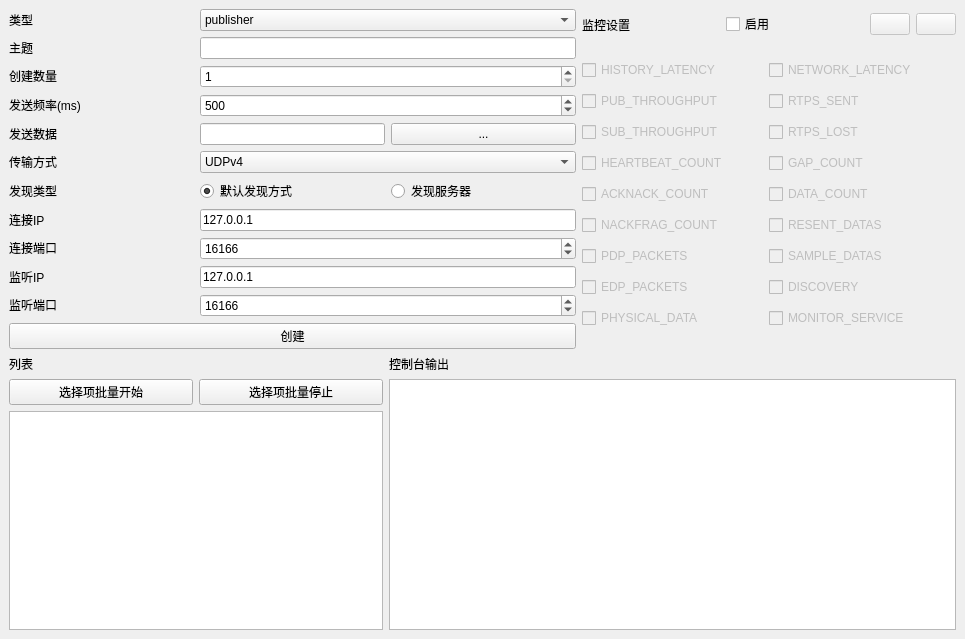
Before: the Qt Designer form Easy-DDS-Test/EDTest/easyddstest.ui in npr-martin/easydds, drawn with Qt 5.
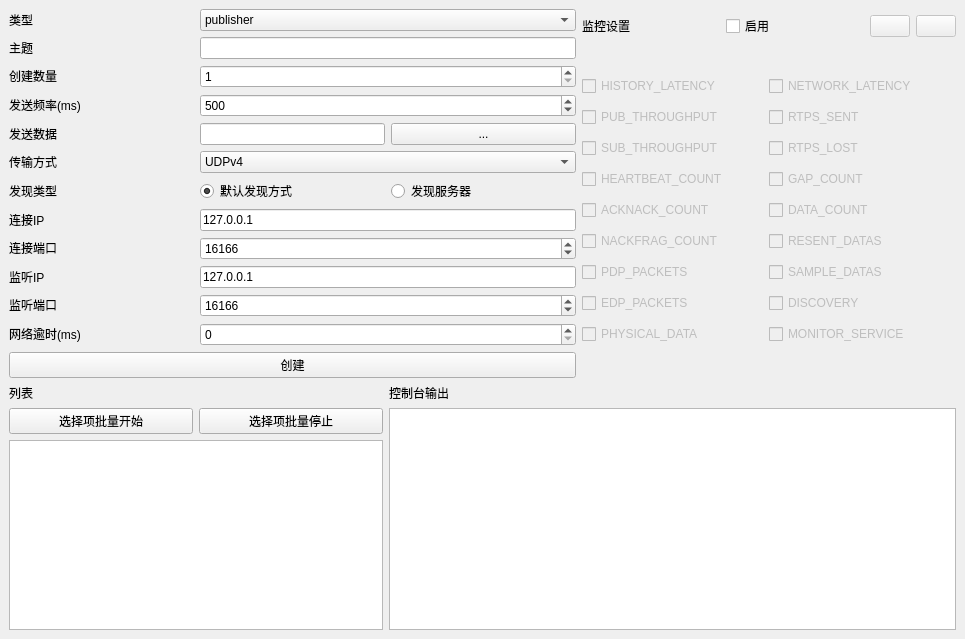
After: the same form once the commit is applied. Icons and pictures are not drawn.

Commit message: @edit update test project for new interface

Diff of the .ui file:
```diff
--- a/Easy-DDS-Test/EDTest/easyddstest.ui
+++ b/Easy-DDS-Test/EDTest/easyddstest.ui
@@ -649,6 +649,29 @@
         </item>
        </widget>
       </item>
+      <item row="11" column="0">
+       <widget class="QLabel" name="lblTimeout">
+        <property name="sizePolicy">
+         <sizepolicy hsizetype="Preferred" vsizetype="Fixed">
+          <horstretch>0</horstretch>
+          <verstretch>0</verstretch>
+         </sizepolicy>
+        </property>
+        <property name="text">
+         <string>网络逾时(ms)</string>
+        </property>
+       </widget>
+      </item>
+      <item row="11" column="1" colspan="2">
+       <widget class="QSpinBox" name="sbTimeout">
+        <property name="maximum">
+         <number>9999999</number>
+        </property>
+        <property name="singleStep">
+         <number>100</number>
+        </property>
+       </widget>
+      </item>
      </layout>
     </item>
    </layout>
```
The commit also changes 3 other files.
